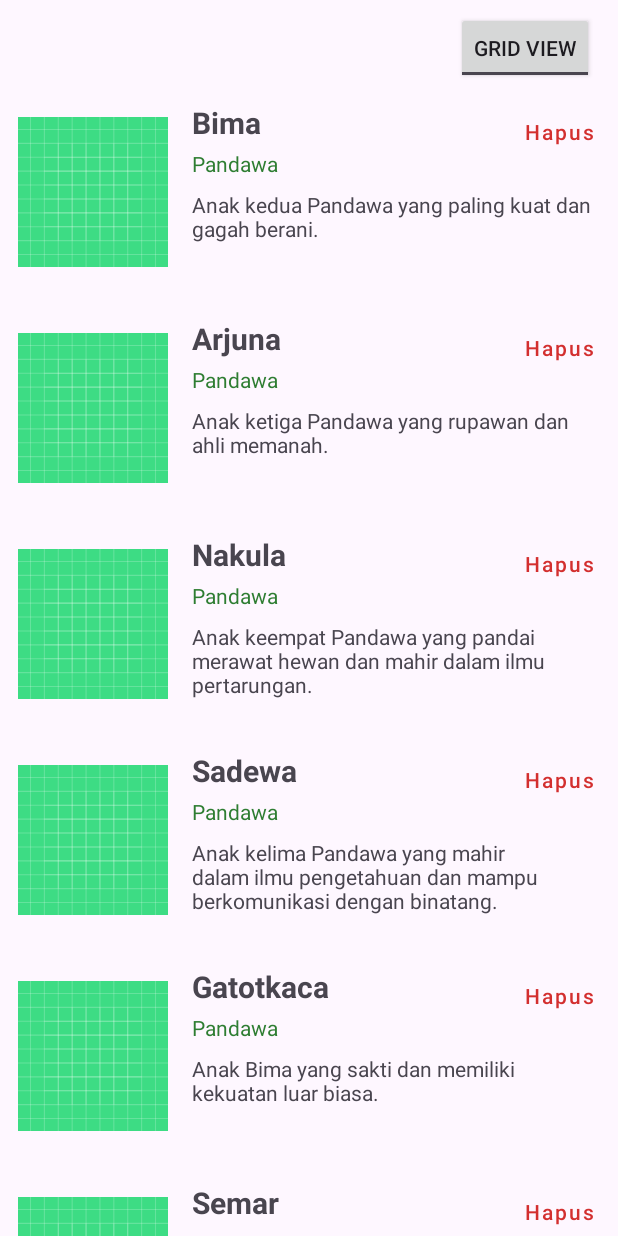
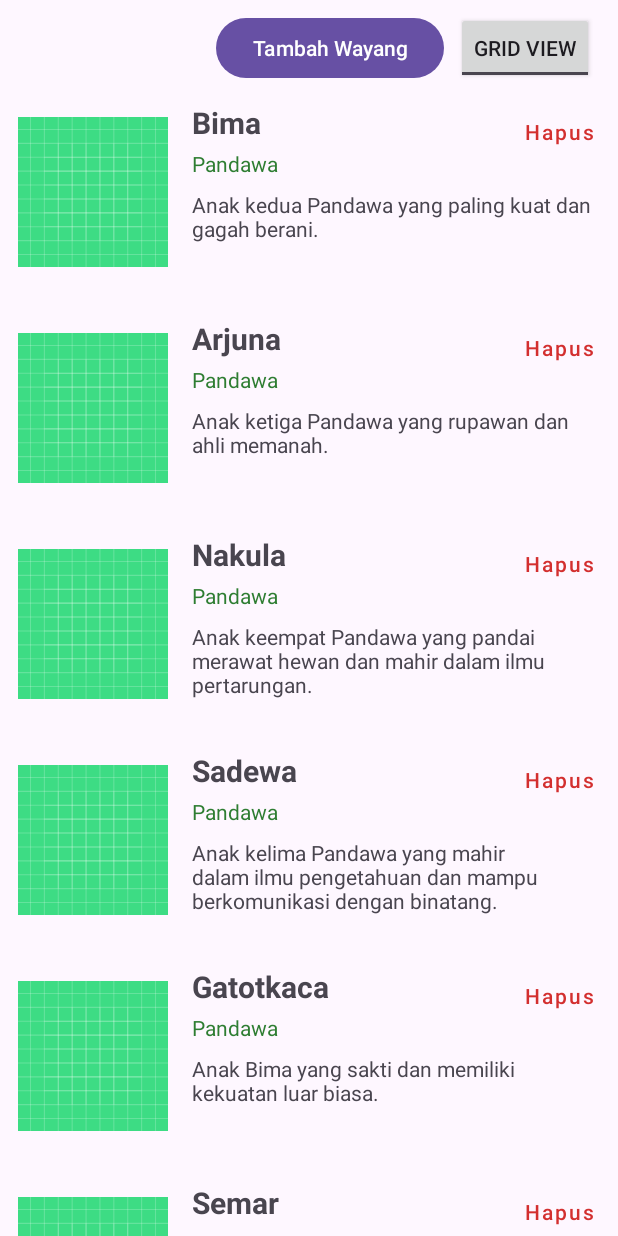
Before and after one commit to axelantonia/RecyclerView, an Android app: the screen it shows after launch (MainActivity), on a phone screen of 412 x 824 dp. Run offline under Robolectric (Android 15) with nearby library versions, the phone set to English and light mode, and no system bars.

Commit message:
feat: add TambahData

```diff
--- a/app/src/main/res/layout/activity_main.xml
+++ b/app/src/main/res/layout/activity_main.xml
@@ -8,16 +8,29 @@
     android:orientation="vertical"
     tools:context=".MainActivity">
 
+    <LinearLayout
+        android:layout_width="match_parent"
+        android:layout_height="wrap_content"
+        android:gravity="end|center_vertical"
+        android:orientation="horizontal"
+        android:paddingHorizontal="16dp"
+        android:paddingTop="8dp">
+
+        <Button
+            android:id="@+id/btnTambah"
+            android:layout_width="wrap_content"
+            android:layout_height="wrap_content"
+            android:layout_marginEnd="8dp"
+            android:text="Tambah Wayang" />
+
         <ToggleButton
             android:id="@+id/btnToggleLayout"
             android:layout_width="wrap_content"
             android:layout_height="wrap_content"
-        android:layout_gravity="end"
-        android:layout_marginTop="8dp"
-        android:layout_marginEnd="16dp"
             android:checked="false"
             android:textOff="GRID VIEW"
             android:textOn="LIST VIEW" />
+    </LinearLayout>
 
     <androidx.recyclerview.widget.RecyclerView
         android:layout_width="match_parent"
```
Also changed, not shown: app/src/main/java/com/example/recyclerview/MainActivity.kt (+40 -2 lines). Lines whose indentation alone changed are shown as unchanged.
